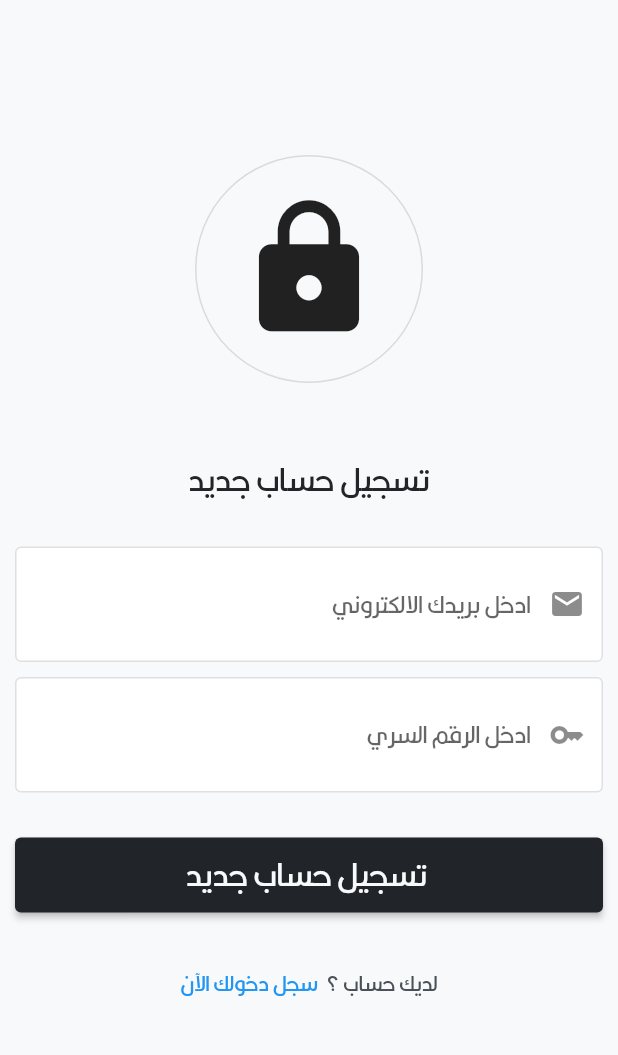
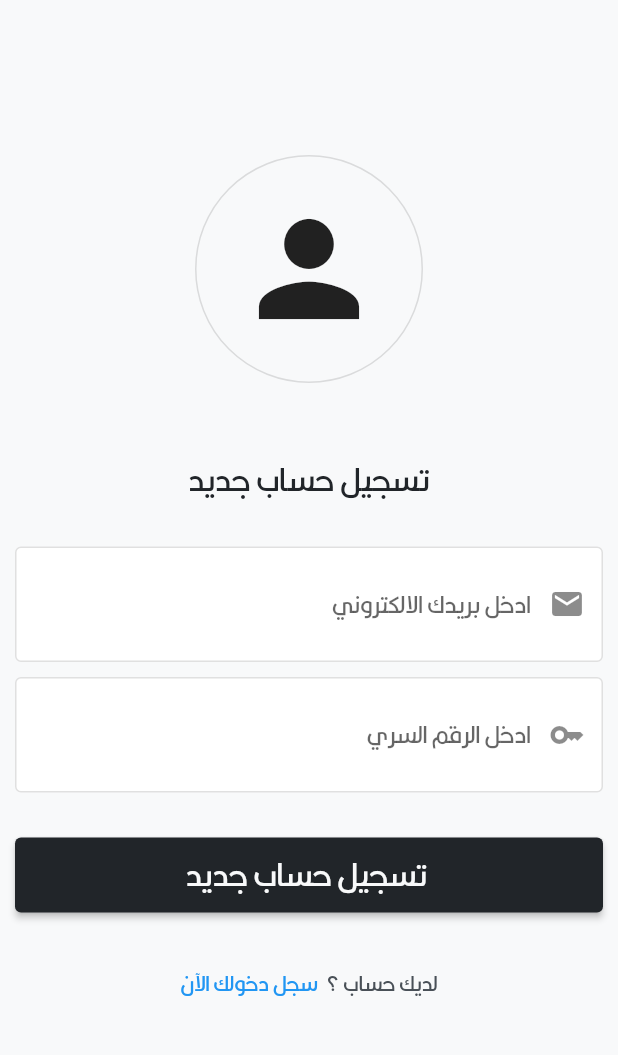
Before and after one commit to baronx5/test_logic, a Flutter app: the RegisterPage screen opened directly, on a phone screen of 412 x 824 dp, the part 79-1134 px from its top. Run offline on Flutter 3.47's test engine with Material 2 defaults, Android fonts, the phone set to English and light mode, and no system bars; network calls fail.

```diff
--- a/lib/screen/Auth/register.dart
+++ b/lib/screen/Auth/register.dart
@@ -30,7 +30,7 @@ class RegisterPage extends StatelessWidget {
                         border: Border.all(color: Colors.black12),
                       ),
                       child: const Icon(
-                        Icons.lock,
+                        Icons.person,
                         size: 100.0,
                       ),
                     ),
```
Also changed, not shown: lib/screen/welcome_msg.dart (+18 -2 lines).
